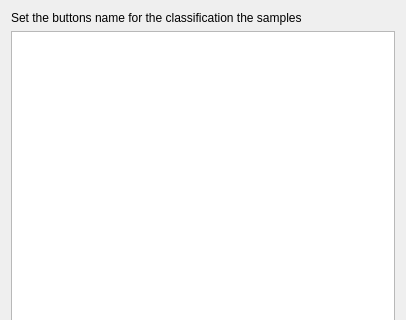
Before: the Qt Designer form ui/classification_buttons_config.ui in SMByC/AcATaMa, drawn with Qt 5; both pictures show x 0 to 406 and y 0 to 320 of the 406 by 546 pixel window.
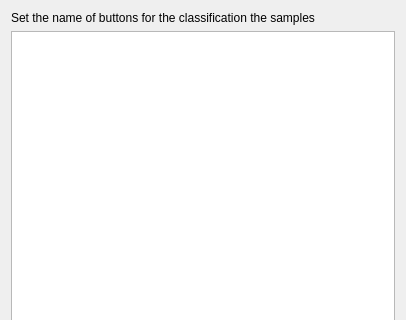
After: the same form once the commit is applied.

Commit message: Get all points from sampling layer, set the progress bar and som adjusts to UI classification dialog

Diff of the .ui file:
```diff
--- a/ui/classification_buttons_config.ui
+++ b/ui/classification_buttons_config.ui
@@ -17,7 +17,7 @@
    <item>
     <widget class="QLabel" name="label">
      <property name="text">
-      <string>Set the buttons name for the classification the samples</string>
+      <string>Set the name of buttons for the classification the samples</string>
      </property>
      <property name="wordWrap">
       <bool>true</bool>
```
The commit also changes 6 other files.
